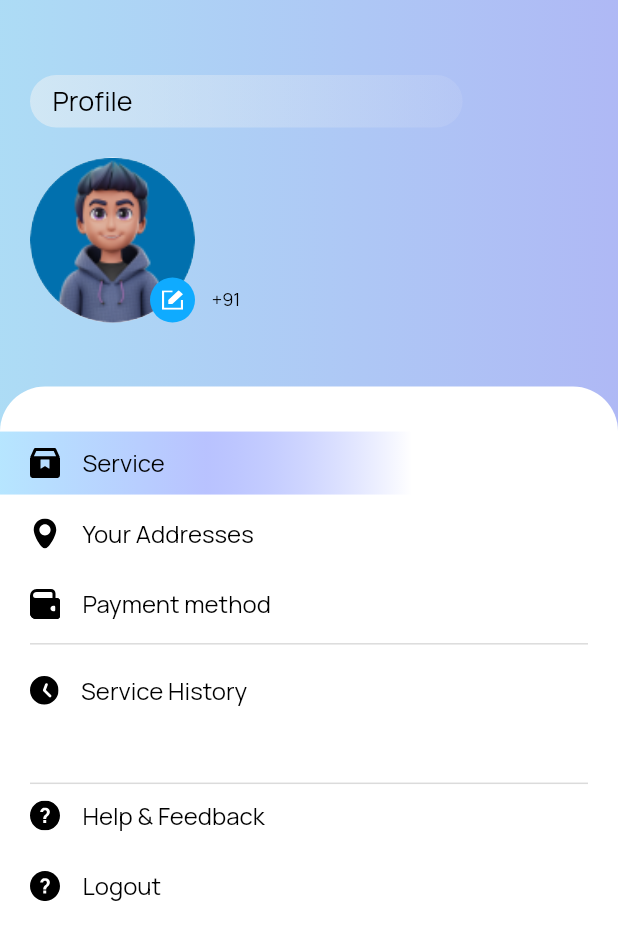
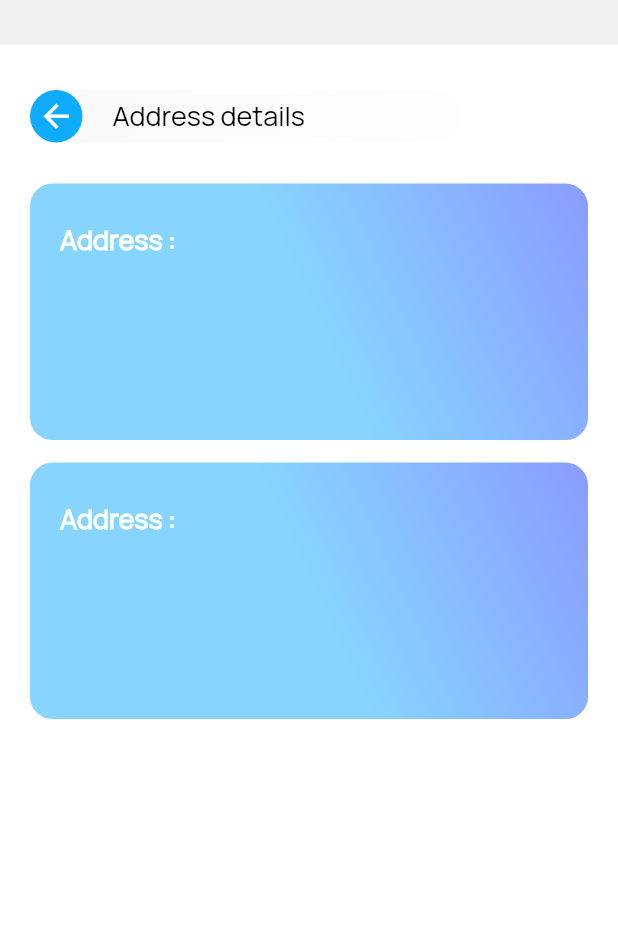
Before and after one commit to manoharantechie/coolwell_app, a Flutter app: the Profile_Screen screen opened directly, after a tap on "Your Addresses", on a phone screen of 412 x 824 dp. Shown: the top 940 px of the screen. Run offline on Flutter 3.47's test engine with Material 2 defaults, Android fonts, the phone set to English and light mode, and no system bars; our stand-ins replace awesome_snackbar_content, flutter_map, flutter_svg, geocoding, geolocator, image_picker and 4 more; missing offline and left inert: country_calling_code_picker, flutter_sim_country_code; accounts and stored records are empty; network calls fail; project files that could hold a hidden picture were left out.

Commit message:
update_27-05-2023_5

```diff
--- a/assets/language/localization_en.json
+++ b/assets/language/localization_en.json
@@ -159,6 +159,8 @@
   "loc_you_got": "You Got",
   "loc_on_progrss": "On progress",
   "loc_track_location": "Track location",
-  "loc_proceed_to_process": "Proceed to Process"
+  "loc_proceed_to_process": "Proceed to Process",
+  "loc_address_detail": "Address details",
+  "loc_address": "Address"
 
 }
--- a/lib/data/model/get_profile_details_model.dart
+++ b/lib/data/model/get_profile_details_model.dart
@@ -7,7 +7,7 @@ String getProfileDetailsModelToJson(GetProfileDetailsModel data) => json.encode(
 class GetProfileDetailsModel {
   bool? success;
   GetProfileResult? result;
-  dynamic message;
+  String? message;
 
   GetProfileDetailsModel({
     this.success,
@@ -29,34 +29,77 @@ class GetProfileDetailsModel {
 }
 
 class GetProfileResult {
+  List<Address>? addressOther;
   String? id;
   String? name;
   String? email;
-  String? profile_pic;
+  Address? addressDefault;
+  Address? addressHome;
+  String? profilePic;
   String? phone;
 
-
   GetProfileResult({
+    this.addressOther,
     this.id,
     this.name,
     this.email,
-    this.profile_pic,
-    this.phone
+    this.addressDefault,
+    this.addressHome,
+    this.profilePic,
+    this.phone,
   });
 
   factory GetProfileResult.fromJson(Map<String, dynamic> json) => GetProfileResult(
+    addressOther: List<Address>.from(json["addressOther"].map((x) => Address.fromJson(x))),
     id: json["_id"],
     name: json["name"],
     email: json["email"],
-    profile_pic: json["profile_pic"],
+    addressDefault: Address.fromJson(json["addressDefault"]),
+    addressHome: Address.fromJson(json["addressHome"]),
+    profilePic: json["profile_pic"],
     phone: json["phone"],
   );
 
   Map<String, dynamic> toJson() => {
+    "addressOther": List<dynamic>.from(addressOther!.map((x) => x.toJson())),
     "_id": id,
     "name": name,
     "email": email,
-    "profile_pic": profile_pic,
-    "phone": phone
+    "addressDefault": addressDefault!.toJson(),
+    "addressHome": addressHome!.toJson(),
+    "profile_pic": profilePic,
+    "phone": phone,
   };
 }
+
+class Address {
+  String? address;
+  String? city;
+  String? zip;
+  String? longitude;
+  String? latitude;
+
+  Address({
+    this.address,
+    this.city,
+    this.zip,
+    this.longitude,
+    this.latitude,
+  });
+
+  factory Address.fromJson(Map<String, dynamic> json) => Address(
+    address: json["Address"],
+    city: json["city"],
+    zip: json["zip"],
+    longitude: json["longitude"],
+    latitude: json["latitude"],
+  );
+
+  Map<String, dynamic> toJson() => {
+    "Address": address,
+    "city": city,
+    "zip": zip,
+    "longitude": longitude,
+    "latitude": latitude,
+  };
+}
--- a/lib/screens/user/profile/edit_profile.dart
+++ b/lib/screens/user/profile/edit_profile.dart
@@ -639,7 +639,7 @@ class _Edit_Profile_ScreenState extends State<Edit_Profile_Screen> {
             // gender=loginData.result!.name!.contains(".")?str[0].trim().toString():"";
             email=details!.email.toString();
             mobileNo=details!.phone.toString();
-            profileImage=details!.profile_pic.toString();
+            profileImage=details!.profilePic.toString();
 
           });
           // CustomWidget(context: context).
--- a/lib/screens/user/profile/profile.dart
+++ b/lib/screens/user/profile/profile.dart
@@ -10,6 +10,7 @@ import 'package:coolwell_app/common/custom_widget.dart';
 import 'package:coolwell_app/common/localization/localizations.dart';
 import '../../../data/api_utils.dart';
 import '../../../data/model/get_profile_details_model.dart';
+import '../side menu/address.dart';
 import 'slot_screen.dart';
 import 'edit_profile.dart';
 
@@ -260,9 +261,9 @@ class _Profile_ScreenState extends State<Profile_Screen> {
                       const SizedBox(height: 5.0,),
                       InkWell(
                         onTap: (){
-                          // Navigator.of(context).push(MaterialPageRoute(
-                          //     builder: (context) =>
-                          //         Slot_Screen()));
+                          Navigator.of(context).push(MaterialPageRoute(
+                              builder: (context) =>
+                                  Address_Details_Screen()));
                         },
                         child: Container(
                           padding: EdgeInsets.only(top: 10.0, bottom: 10.0, left: 20.0, right: 20.0),
@@ -660,7 +661,7 @@ class _Profile_ScreenState extends State<Profile_Screen> {
             gender=loginData.result!.name!.contains(".")?str[0].trim().toString():"";
             email=details!.email.toString();
             mobileNo=details!.phone.toString();
-            profileImage=details!.profile_pic.toString();
+            profileImage=details!.profilePic.toString();
 
           });
           // CustomWidget(context: context).
--- a/lib/screens/user/service/service_location.dart
+++ b/lib/screens/user/service/service_location.dart
@@ -967,7 +967,7 @@ class _Add_Service_Location_ScreenState extends State<Add_Service_Location_Scree
       if (detailsModel.success!) {
         setState(() {
           // totalDetails = detailsModel.result!;
-          print("success");
+          // print("success");
           loading = false;
           CustomWidget(context: context)
               .custombar("Service", detailsModel.message.toString(), true);
@@ -977,7 +977,6 @@ class _Add_Service_Location_ScreenState extends State<Add_Service_Location_Scree
         });
       } else {
         setState(() {
-          print("fail");
           loading = false;
           CustomWidget(context: context)
               .custombar("Service", detailsModel.message.toString(), false);
--- /dev/null
+++ b/lib/screens/user/side menu/address.dart
@@ -0,0 +1,353 @@
+import 'package:flutter/cupertino.dart';
+import 'package:flutter/material.dart';
+import 'package:flutter_svg/svg.dart';
+
+import '../../../common/custom_widget.dart';
+import '../../../common/dotted_line_widget.dart';
+import '../../../common/localization/localizations.dart';
+import '../../../common/theme/custom_theme.dart';
+import '../../../common/ticket_design.dart';
+import '../../../data/api_utils.dart';
+import '../../../data/model/get_profile_details_model.dart';
+
+class Address_Details_Screen extends StatefulWidget {
+  const Address_Details_Screen({Key? key}) : super(key: key);
+
+  @override
+  State<Address_Details_Screen> createState() => _Address_Details_ScreenState();
+}
+
+class _Address_Details_ScreenState extends State<Address_Details_Screen> {
+
+  APIUtils apiUtils = APIUtils();
+  var snackBar;
+  ScrollController _scrollController = ScrollController();
+  bool loading = false;
+  GetProfileResult? details;
+  String mobileNo ="";
+  String city ="";
+  String address ="";
+  String zip ="";
+
+  @override
+  void initState() {
+    // TODO: implement initState
+    super.initState();
+    addressDetails();
+  }
+
+  @override
+  Widget build(BuildContext context) {
+    return Scaffold(
+      body: Container(
+        height: MediaQuery.of(context).size.height,
+        width: MediaQuery.of(context).size.width,
+        margin: EdgeInsets.only(top: 30.0),
+        color: Theme.of(context).focusColor,
+        child: Stack(
+          children: [
+            Column(
+              crossAxisAlignment: CrossAxisAlignment.start,
+              mainAxisAlignment: MainAxisAlignment.start,
+              children: [
+                Container(
+                  child: Padding(
+                    padding: EdgeInsets.only(left: 20.0, right: 20.0, top: 30.0),
+                    child: Container(
+                      width: MediaQuery.of(context).size.width * 0.7,
+                      decoration: BoxDecoration(
+                        borderRadius: BorderRadius.circular(30.0),
+                        gradient: LinearGradient(
+                          begin: Alignment.centerLeft,
+                          end: Alignment.centerRight,
+                          colors: [
+                            const Color(0xFFF4F4F4).withOpacity(0.5),
+                            const Color(0xFFF4F4F4).withOpacity(0.3),
+                            const Color(0xFFF4F4F4).withOpacity(0.1),
+                          ],
+                        ),
+                      ),
+                      child: Row(
+                        crossAxisAlignment: CrossAxisAlignment.center,
+                        children: [
+                          InkWell(
+                            onTap:(){
+                              Navigator.of(context).pop();
+                            },
+                            child: Container(
+                              padding: const EdgeInsets.fromLTRB(5.0, 5.0, 5.0, 5.0),
+                              decoration: BoxDecoration(
+                                shape: BoxShape.circle,
+                                color: Theme.of(context).cardColor,
+                              ),
+                              child: Center(
+                                child: Icon(
+                                  Icons.arrow_back,
+                                  size: 25.0,
+                                ),
+                              ),
+                            ),
+                          ),
+                          const SizedBox(width: 20.0,),
+                          Text(
+                            AppLocalizations.instance.text("loc_address_detail"),
+                            style: CustomWidget(context: context)
+                                .CustomSizedTextStyle(
+                                18.0,
+                                Theme.of(context).primaryColor,
+                                FontWeight.w400,
+                                'FontRegular'),
+                            textAlign: TextAlign.start,
+                          ),
+                        ],
+                      ),
+                    ),
+                  ),
+                ),
+              ],
+            ),
+            const SizedBox(
+              height: 5.0,
+            ),
+            Padding(padding: EdgeInsets.fromLTRB(20.0, 10.0, 20.0, 10.0),
+            child: Container(
+              margin: EdgeInsets.only(
+                  top: MediaQuery.of(context).size.height * 0.1),
+              child: ListView.builder(
+                padding: EdgeInsets.zero,
+                itemCount: 2,
+                scrollDirection: Axis.vertical,
+                shrinkWrap: true,
+                controller: _scrollController,
+                itemBuilder: (BuildContext context, int index) {
+                  return Column(
+                    children: [
+                      Container(
+                        padding: EdgeInsets.fromLTRB(20.0, 10.0, 20.0, 10.0),
+                        width: MediaQuery.of(context).size.width,
+                        decoration: BoxDecoration(
+                          borderRadius: BorderRadius.circular(15.0),
+                          gradient: new LinearGradient(
+                              colors: [
+                                CustomTheme.of(context)
+                                    .cardColor
+                                    .withOpacity(0.5),
+                                CustomTheme.of(context)
+                                    .shadowColor
+                                    .withOpacity(0.5)
+                              ],
+                              begin: Alignment.center,
+                              end: Alignment.topRight,
+                              stops: [0.0, 1.0],
+                              tileMode: TileMode.clamp),
+                        ),
+                        child: Column(
+                          crossAxisAlignment:
+                          CrossAxisAlignment
+                              .start,
+                          children: [
+                            const SizedBox(
+                              height: 15.0,
+                            ),
+                            Text(
+                              AppLocalizations.instance
+                                  .text("loc_address")+" :",
+                              style: CustomWidget(context: context).CustomSizedTextStyle(
+                                  18.0,
+                                  Theme.of(
+                                      context)
+                                      .focusColor,
+                                  FontWeight
+                                      .w600,
+                                  'FontRegular'),
+                              textAlign:
+                              TextAlign
+                                  .start,
+                              overflow:
+                              TextOverflow
+                                  .ellipsis,
+                            ),
+                            const SizedBox(
+                              height: 5.0,
+                            ),
+                            Column(
+                              crossAxisAlignment: CrossAxisAlignment.start,
+                              children: [
+                                Container(
+                                  child: Text(
+                                    address.toString(),
+                                    style: CustomWidget(context: context).CustomSizedTextStyle(
+                                        14.0,
+                                        Theme.of(
+                                            context)
+                                            .focusColor,
+                                        FontWeight
+                                            .w600,
+                                        'FontRegular'),
+                                    textAlign:
+                                    TextAlign
+                                        .start,
+                                    overflow:
+                                    TextOverflow
+                                        .ellipsis,
+                                  ),
+                                ),
+                                const SizedBox(
+                                  height: 5.0,
+                                ),
+                                Text(
+                                  city.toString(),
+                                  style: CustomWidget(context: context).CustomSizedTextStyle(
+                                      14.0,
+                                      Theme.of(
+                                          context)
+                                          .focusColor,
+                                      FontWeight
+                                          .w600,
+                                      'FontRegular'),
+                                  textAlign:
+                                  TextAlign
+                                      .start,
+                                  overflow:
+                                  TextOverflow
+                                      .ellipsis,
+                                ),
+                                const SizedBox(
+                                  height: 5.0,
+                                ),
+                                Text(
+                                  zip.toString(),
+                                  style: CustomWidget(context: context).CustomSizedTextStyle(
+                                      14.0,
+                                      Theme.of(
+                                          context)
+                                          .focusColor,
+                                      FontWeight
+                                          .w600,
+                                      'FontRegular'),
+                                  textAlign:
+                                  TextAlign
+                                      .start,
+                                  overflow:
+                                  TextOverflow
+                                      .ellipsis,
+                                ),
+                                const SizedBox(
+                                  height: 5.0,
+                                ),
+                                Text(
+                                  mobileNo.toString(),
+                                  style: CustomWidget(context: context).CustomSizedTextStyle(
+                                      14.0,
+                                      Theme.of(
+                                          context)
+                                          .focusColor,
+                                      FontWeight
+                                          .w600,
+                                      'FontRegular'),
+                                  textAlign:
+                                  TextAlign
+                                      .start,
+                                  overflow:
+                                  TextOverflow
+                                      .ellipsis,
+                                ),
+                              ],
+                            ),
+                            const SizedBox(
+                              height: 15.0,
+                            ),
+                          ],
+                        ),
+                      ),
+                      // Container(
+                      //   width: MediaQuery.of(context).size.width,
+                      //   height: 20.0,
+                      //   decoration: BoxDecoration(
+                      //     gradient: new LinearGradient(
+                      //         colors: [
+                      //           CustomTheme.of(context)
+                      //               .cardColor
+                      //               .withOpacity(0.1),
+                      //           CustomTheme.of(context)
+                      //               .shadowColor
+                      //               .withOpacity(0.1)
+                      //         ],
+                      //         begin: Alignment.topRight,
+                      //         //const FractionalOffset(0.0, 0.5),
+                      //         end: Alignment.bottomLeft,
+                      //         //const FractionalOffset(1.0, 0.6),
+                      //         stops: [0.0, 1.0],
+                      //         tileMode: TileMode.clamp),
+                      //   ),
+                      // ),
+                      const SizedBox(
+                        height: 15.0,
+                      ),
+
+                    ],
+                  );
+                },
+              ),
+            ),),
+            //     : Center(
+            //   child: Text(
+            //     AppLocalizations.instance.text('loc_no_records'),
+            //     style: CustomWidget(context: context)
+            //         .CustomSizedTextStyle(
+            //         16.0,
+            //         Theme.of(context).primaryColor,
+            //         FontWeight.w700,
+            //         'FontRegular'),
+            //   ),
+            // ),
+            loading
+                ? CustomWidget(context: context).loadingIndicator(
+              Theme.of(context).cardColor,
+            )
+                : Container(),
+          ],
+        ),
+      ),
+    );
+  }
+
+  addressDetails() {
+    apiUtils
+        .getProfileDetails()
+        .then((GetProfileDetailsModel loginData) {
+      setState(() {
+        if (loginData.success!) {
+          setState(() {
+            loading = false;
+            details = loginData.result!;
+            mobileNo=details!.phone.toString();
+            address=details!.addressHome!.address.toString();
+            city=details!.addressHome!.city.toString();
+            zip=details!.addressHome!.zip.toString();
+            mobileNo=details!.phone.toString();
+
+          });
+          // CustomWidget(context: context).
+          // custombar("Profile", loginData.message.toString(), true);
+
+        }
+        else {
+          loading = false;
+          CustomWidget(context: context)
+              .custombar("Profile", loginData.message.toString(), false);
+
+        }
+      });
+
+    }).catchError((Object error) {
+
+
+      print(error);
+      setState(() {
+        loading = false;
+      });
+    });
+  }
+
+}
```
